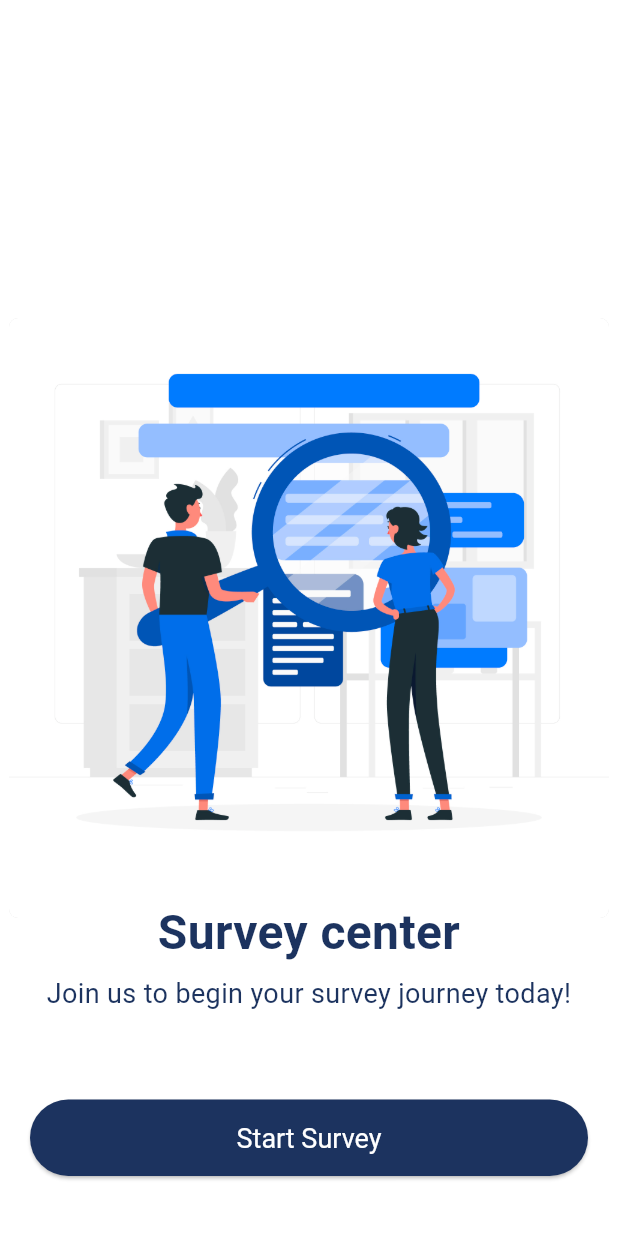
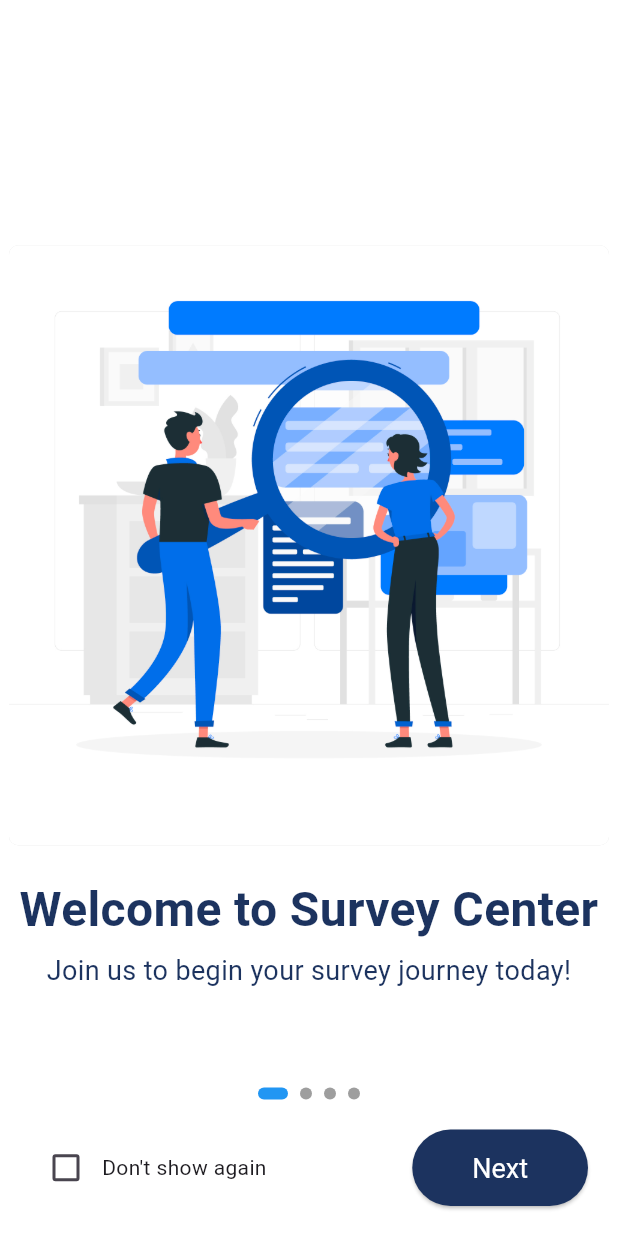
Before and after one commit to Amgooodd/survey-center, a Flutter app: the screen it shows after launch, on a phone screen of 412 x 824 dp. Run offline on Flutter 3.47's test engine with Material 3 defaults, Android fonts, the phone set to English and light mode, and no system bars; our stand-ins replace cloud_firestore, csv, file_picker, firebase_auth, firebase_core, fl_chart and 3 more; missing offline and left inert: excel, syncfusion_flutter_xlsio; accounts and stored records are empty.

Commit message:
welcome screen update

```diff
--- a/lib/screens/AdminHome/anal.dart
+++ b/lib/screens/AdminHome/anal.dart
@@ -79,7 +79,7 @@ class _DataPageState extends State<DataPage> {
       });
 
       // Show a snackbar with the error
-      if (mounted && context != null) {
+      if (mounted) {
         ScaffoldMessenger.of(context).showSnackBar(
           SnackBar(
             content: Text("Failed to load data: ${e.toString()}"),
--- a/lib/screens/AppStart/Welcome_screen.dart
+++ b/lib/screens/AppStart/Welcome_screen.dart
@@ -1,7 +1,67 @@
 import 'package:flutter/material.dart';
+import 'package:shared_preferences/shared_preferences.dart';
 
-class FirstImageScreen extends StatelessWidget {
+class FirstImageScreen extends StatefulWidget {
   const FirstImageScreen({super.key});
+
+  @override
+  _FirstImageScreenState createState() => _FirstImageScreenState();
+}
+
+class _FirstImageScreenState extends State<FirstImageScreen> {
+  final PageController _pageController = PageController();
+  int _currentPage = 0;
+  bool _dontShowAgain = false;
+
+
+final List<Map<String, String>> _onboardingPages = [
+  {
+    "image": "assets/mainpic2.jpg",
+    "title": "Welcome to Survey Center",
+    "description": "Join us to begin your survey journey today!",
+  },
+  {
+    "image": "assets/welcome2.png",
+    "title": "Explore Available Surveys",
+    "description": "Discover and participate in surveys tailored to your group and interests.",
+  },
+  {
+    "image": "assets/welcome3.png",
+    "title": "Track Your Survey History",
+    "description": "View your completed surveys and track your progress over time.",
+  },
+  {
+    "image": "assets/studentmain.jpg",
+    "title": "Ready to Dive In?",
+    "description": "Let’s get started with your first survey!",
+  },
+];
+
+  @override
+  void initState() {
+    super.initState();
+    _checkOnboardingPreference();
+  }
+
+
+  Future<void> _checkOnboardingPreference() async {
+    final prefs = await SharedPreferences.getInstance();
+    final bool? dontShowAgain = prefs.getBool('dont_show_onboarding');
+    if (dontShowAgain == true) {
+      Navigator.pushReplacementNamed(context, '/complog');
+    }
+  }
+
+
+  Future<void> _saveOnboardingPreference(bool value) async {
+    final prefs = await SharedPreferences.getInstance();
+    await prefs.setBool('dont_show_onboarding', value);
+  }
+
+
+  void _navigateToLogin() {
+    Navigator.pushReplacementNamed(context, '/complog');
+  }
 
   @override
   Widget build(BuildContext context) {
@@ -9,63 +69,135 @@ class FirstImageScreen extends StatelessWidget {
       backgroundColor: Colors.white,
       body: Stack(
         children: [
-          Center(
-            child: Container(
+
+          PageView.builder(
+            controller: _pageController,
+            itemCount: _onboardingPages.length,
+            onPageChanged: (index) {
+              setState(() {
+                _currentPage = index;
+              });
+            },
+            itemBuilder: (context, index) {
+              final page = _onboardingPages[index];
+              return Column(
+                mainAxisAlignment: MainAxisAlignment.center,
+                children: [
+                  Container(
                     width: 400,
                     height: 400,
                     decoration: BoxDecoration(
                       color: Colors.grey[300],
                       borderRadius: BorderRadius.circular(6),
-                image: const DecorationImage(
-                  image: AssetImage("assets/mainpic2.jpg"),
+                      image: DecorationImage(
+                        image: AssetImage(page["image"]!),
                         fit: BoxFit.cover,
                       ),
                     ),
                   ),
-          ),
-          Center(
-            child: Column(
-              mainAxisAlignment: MainAxisAlignment.center,
-              children: [
-                SizedBox(height: 450),
+                  const SizedBox(height: 20),
                   Text(
-                  'Survey center',
+                    page["title"]!,
                     textAlign: TextAlign.center,
-                  style: TextStyle(
+                    style: const TextStyle(
                       fontSize: 32,
                       fontWeight: FontWeight.bold,
-                    color: const Color.fromARGB(255, 28, 51, 95),
+                      color: Color.fromARGB(255, 28, 51, 95),
                     ),
                   ),
-                SizedBox(height: 5),
-                Text(
-                  'Join us to begin your survey journey today!',
+                  const SizedBox(height: 5),
+                  Padding(
+                    padding: const EdgeInsets.symmetric(horizontal: 20),
+                    child: Text(
+                      page["description"]!,
                       textAlign: TextAlign.center,
-                  style: TextStyle(
+                      style: const TextStyle(
                         fontSize: 18,
                         fontWeight: FontWeight.normal,
-                    color: const Color.fromARGB(255, 28, 51, 95),
+                        color: Color.fromARGB(255, 28, 51, 95),
+                      ),
+                    ),
+                  ),
+                ],
+              );
+            },
+          ),
+
+
+          Positioned(
+            bottom: 20,
+            left: 20,
+            right: 20,
+            child: Column(
+              children: [
+                Row(
+                  mainAxisAlignment: MainAxisAlignment.center,
+                  children: List.generate(
+                    _onboardingPages.length,
+                    (index) => Container(
+                      margin: const EdgeInsets.symmetric(horizontal: 4),
+                      width: _currentPage == index ? 20 : 8,
+                      height: 8,
+                      decoration: BoxDecoration(
+                        color: _currentPage == index
+                            ? Colors.blue
+                            : Colors.grey,
+                        borderRadius: BorderRadius.circular(4),
+                      ),
+                    ),
+                  ),
+                ),
+                const SizedBox(height: 20),
+                Row(
+                  mainAxisAlignment: MainAxisAlignment.spaceBetween,
+                  children: [
+
+                    Row(
+                      children: [
+                        Checkbox(
+                          value: _dontShowAgain,
+                          onChanged: (value) {
+                            setState(() {
+                              _dontShowAgain = value!;
+                            });
+                            _saveOnboardingPreference(value!);
+                          },
+                        ),
+                        const Text("Don't show again"),
+                      ],
+                    ),
+
+
+                    ElevatedButton(
+                      onPressed: () {
+                        if (_currentPage == _onboardingPages.length - 1) {
+                          _navigateToLogin();
+                        } else {
+                          _pageController.nextPage(
+                            duration: const Duration(milliseconds: 300),
+                            curve: Curves.easeInOut,
+                          );
+                        }
+                      },
+                      style: ElevatedButton.styleFrom(
+                        backgroundColor:
+                            const Color.fromARGB(255, 28, 51, 95),
+                        padding: const EdgeInsets.symmetric(
+                          horizontal: 40,
+                          vertical: 15,
+                        ),
+                        textStyle: const TextStyle(fontSize: 18),
+                      ),
+                      child: Text(
+                        _currentPage == _onboardingPages.length - 1
+                            ? "Skip"
+                            : "Next",
+                        style: const TextStyle(color: Colors.white),
                       ),
                     ),
                   ],
                 ),
-          ),
-          Positioned(
-            bottom: 40,
-            left: 20,
-            right: 20,
-            child: ElevatedButton(
-              onPressed: () {
-                Navigator.pushNamed(context, '/complog');
-              },
-              style: ElevatedButton.styleFrom(
-                backgroundColor: const Color.fromARGB(255, 28, 51, 95),
-                padding:
-                    const EdgeInsets.symmetric(horizontal: 40, vertical: 15),
-                textStyle: const TextStyle(fontSize: 18),
-              ),
-              child: const Text('Start Survey',
-                  style: TextStyle(color: Colors.white, fontSize: 18)),
+              ],
             ),
           ),
         ],
--- a/lib/screens/Auth/login_page.dart
+++ b/lib/screens/Auth/login_page.dart
@@ -4,6 +4,7 @@ import 'package:cloud_firestore/cloud_firestore.dart';
 import 'package:provider/provider.dart';
 import 'package:shared_preferences/shared_preferences.dart';
 import 'package:student_questionnaire/providers/user_provider.dart';
+import 'package:student_questionnaire/screens/AppStart/Welcome_screen.dart';
 import '../StudHome/student_home.dart';
 
 class CombinedLogin extends StatefulWidget {
@@ -45,7 +46,7 @@ class _CombinedLoginState extends State<CombinedLogin> {
           ),
         );
       } else if (userType == 'admin' && userId != null) {
-        // Check if user is super admin
+
         final adminDoc = await FirebaseFirestore.instance
             .collection('admins')
             .doc(userId)
@@ -137,6 +138,16 @@ class _CombinedLoginState extends State<CombinedLogin> {
     );
   }
 
+Future<void> _showTutorialAgain() async {
+    final prefs = await SharedPreferences.getInstance();
+    await prefs.remove('dont_show_onboarding');
+    Navigator.pushReplacement(
+      context,
+      MaterialPageRoute(builder: (context) => FirstImageScreen()),
+    );
+  }
+
+
   @override
   Widget build(BuildContext context) {
     return Scaffold(
@@ -144,12 +155,13 @@ class _CombinedLoginState extends State<CombinedLogin> {
         title: const Text('Login', style: TextStyle(color: Colors.white)),
         backgroundColor: const Color.fromARGB(255, 28, 51, 95),
         centerTitle: true,
-        leading: IconButton(
-          icon: Icon(Icons.arrow_back, color: Colors.white),
-          onPressed: () {
-            Navigator.pushNamed(context, '/first');
-          },
-        ),
+        actions: [
+          IconButton(
+            icon: const Icon(Icons.help_outline, color: Colors.white),
+            onPressed: _showTutorialAgain,
+            tooltip: 'Show Tutorial',
+          ),
+        ],
       ),
       backgroundColor: Colors.white,
       body: Padding(
@@ -333,8 +345,7 @@ class _AdminLoginPageState extends State<AdminLoginPage> {
 
       final email = doc.data()?['email'] as String?;
 
-      // ignore: unused_local_variable
-      final defaultPassword = doc.data()?['defaultPassword'] as String?;
+
       if (email == null) throw Exception('Email not found in database');
 
       final userCredential =
@@ -359,7 +370,7 @@ class _AdminLoginPageState extends State<AdminLoginPage> {
         await prefs.setString('user_id', widget.adminId);
       }
 
-      // Update the UserProvider with the super admin status
+
       Provider.of<UserProvider>(context, listen: false)
           .setSuperAdmin(isSuperAdmin);
 
```
Lines whose indentation alone changed are shown as unchanged.
